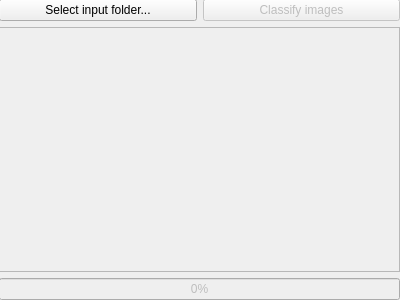
Old version of the form view/inputimageswidget.ui in the repository Joensw/RCAIT.
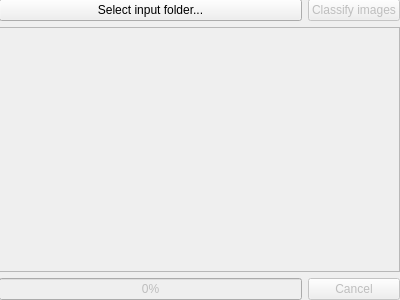
New version of the form.

Commit message: Implemented first version of InputImagesWidget

Diff of the .ui file:
```diff
--- a/view/inputimageswidget.ui
+++ b/view/inputimageswidget.ui
@@ -47,7 +47,7 @@
       </property>
      </widget>
     </item>
-    <item row="3" column="0" colspan="2">
+    <item row="3" column="0">
      <widget class="QProgressBar" name="progressBar">
       <property name="enabled">
        <bool>false</bool>
@@ -57,6 +57,16 @@
       </property>
      </widget>
     </item>
+    <item row="3" column="1">
+     <widget class="QPushButton" name="cancelButton">
+      <property name="enabled">
+       <bool>false</bool>
+      </property>
+      <property name="text">
+       <string>Cancel</string>
+      </property>
+     </widget>
+    </item>
    </layout>
   </widget>
  </widget>
```
Left out of the diff: 15 changed lines with no effect on the pictures. The commit also changes 2 other files.
